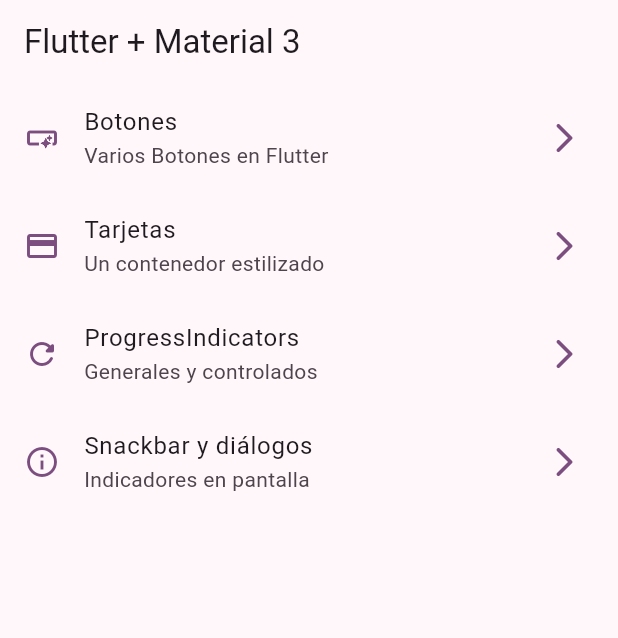
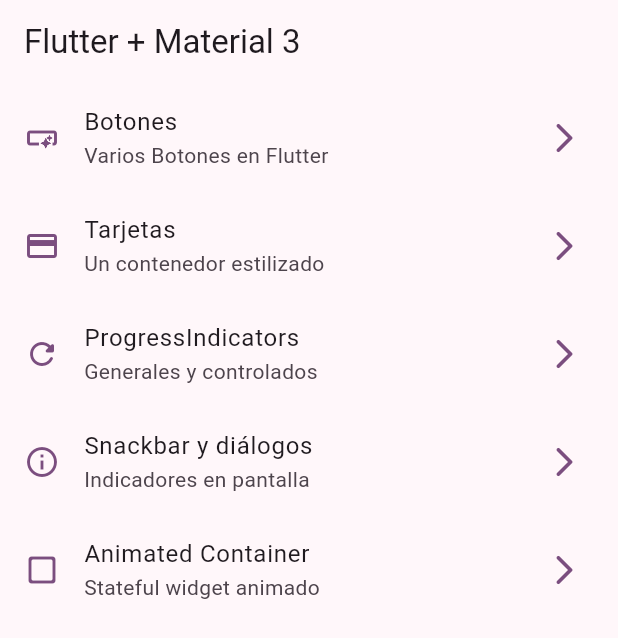
Before and after one commit to RG-HC/widgets_app, a Flutter app: the screen it shows after launch, on a phone screen of 412 x 824 dp. Shown: the top 638 px of the screen. Run offline on Flutter 3.47's test engine with Material 2 defaults, Android fonts, the phone set to English and light mode, and no system bars; our stand-ins replace go_router.

Commit message:
AnimatedContainer

```diff
--- a/lib/config/menu/menu_items.dart
+++ b/lib/config/menu/menu_items.dart
@@ -39,5 +39,11 @@ const appMenuItems = <MenuItem> [
     subtitle: 'Indicadores en pantalla',
     link: '/snackbar',
     icon: Icons.info_outline,
+  ),
+  MenuItem(
+    title: 'Animated Container',
+    subtitle: 'Stateful widget animado',
+    link: '/animated',
+    icon: Icons.check_box_outline_blank_rounded,
   )
 ];
--- a/lib/config/router/app_router.dart
+++ b/lib/config/router/app_router.dart
@@ -1,7 +1,5 @@
 import 'package:go_router/go_router.dart';
 import '../../presentation/screens/screens.dart';
-
-
 
 // GoRouter configuration
 final appRouter = GoRouter(
@@ -32,5 +30,10 @@ final appRouter = GoRouter(
       name: SnackbarScreen.name,
       builder: (context, state) => const SnackbarScreen(),
     ),
+    GoRoute(
+      path: '/animated',
+      name: AnimatedScreen.name,
+      builder: (context, state) => const AnimatedScreen(),
+    ),
   ],
 );
```
Also changed, not shown: lib/presentation/screens/animated/animated_screen.dart (+19 -2 lines).
